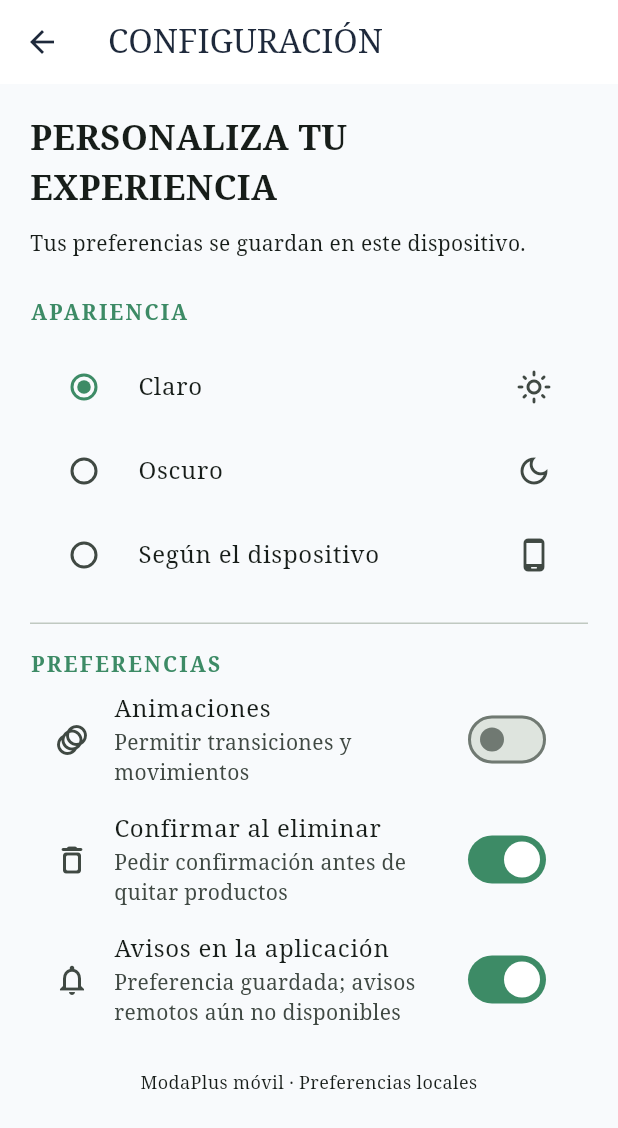
After one commit to Tomas-zuleta/ModaPlus, a Flutter app: the SettingsPage screen opened directly, after a tap on "Animaciones", on a phone screen of 412 x 824 dp. The commit adds this screen. Shown: the top 1128 px of the screen. Run offline on Flutter 3.47's test engine with Material 3 defaults, Android fonts, the phone set to English and light mode, and no system bars; our stand-ins replace flutter_animate, shared_preferences; accounts and stored records are empty.

Commit message:
Agregar configuración de apariencia con modo claro predeterminado y preferencias persistentes
- Iniciar la aplicación en modo claro.
- Incorporar selector Claro, Oscuro o Según el dispositivo desde Perfil.
- Guardar preferencias con shared_preferences entre reinicios.
- Agregar opciones de animaciones, confirmación al eliminar y avisos locales.
- Convertir el menú lateral al tema de la aplicación.
- Documentar el alcance actual del modo oscuro y sus pendientes.

El repositorio web no se modifica.

```diff
--- a/lib/main.dart
+++ b/lib/main.dart
@@ -1,31 +1,57 @@
 import 'package:flutter/material.dart';
-
 import 'pages/auth_page.dart';
+import 'services/app_preferences.dart';
 import 'utils/app_colors.dart';
 
-void main() {
+Future<void> main() async {
+  WidgetsFlutterBinding.ensureInitialized();
+  await AppPreferences.instance.load();
   runApp(const ModaPlusApp());
 }
 
 class ModaPlusApp extends StatelessWidget {
   const ModaPlusApp({super.key});
 
+  ThemeData _theme(Brightness brightness) {
+    final dark = brightness == Brightness.dark;
+    return ThemeData(
+      useMaterial3: true,
+      brightness: brightness,
+      scaffoldBackgroundColor: dark ? const Color(0xFF111827) : AppColors.background,
+      fontFamily: 'Georgia',
+      fontFamilyFallback: const ['Times New Roman', 'serif'],
+      colorScheme: ColorScheme.fromSeed(
+        seedColor: AppColors.primary,
+        brightness: brightness,
+        primary: dark ? const Color(0xFF6EE7A8) : AppColors.primary,
+      ),
+      cardColor: dark ? const Color(0xFF1E293B) : Colors.white,
+      appBarTheme: AppBarTheme(
+        backgroundColor: dark ? const Color(0xFF1E293B) : Colors.white,
+        foregroundColor: dark ? Colors.white : AppColors.textDark,
+      ),
+    );
+  }
+
   @override
   Widget build(BuildContext context) {
-    return MaterialApp(
-      title: 'Moda Plus',
-      debugShowCheckedModeBanner: false,
-      theme: ThemeData(
-        useMaterial3: true,
-        scaffoldBackgroundColor: AppColors.background,
-        fontFamily: 'Georgia',
-        fontFamilyFallback: const ['Times New Roman', 'serif'],
-        colorScheme: ColorScheme.fromSeed(
-          seedColor: AppColors.primary,
-          primary: AppColors.primary,
-        ),
+    return ListenableBuilder(
+      listenable: AppPreferences.instance,
+      builder: (context, _) => MaterialApp(
+        title: 'Moda Plus',
+        debugShowCheckedModeBanner: false,
+        themeMode: AppPreferences.instance.themeMode,
+        theme: _theme(Brightness.light),
+        darkTheme: _theme(Brightness.dark),
+        builder: (context, child) {
+          final reduceMotion = !AppPreferences.instance.animations;
+          return MediaQuery(
+            data: MediaQuery.of(context).copyWith(disableAnimations: reduceMotion),
+            child: child ?? const SizedBox.shrink(),
+          );
+        },
+        home: const AuthPage(),
       ),
-      home: const AuthPage(),
     );
   }
 }
--- /dev/null
+++ b/lib/pages/settings_page.dart
@@ -0,0 +1,68 @@
+import 'package:flutter/material.dart';
+import '../services/app_preferences.dart';
+import '../utils/app_colors.dart';
+
+class SettingsPage extends StatelessWidget {
+  const SettingsPage({super.key});
+
+  @override
+  Widget build(BuildContext context) {
+    final preferences = AppPreferences.instance;
+    return ListenableBuilder(
+      listenable: preferences,
+      builder: (context, _) => Scaffold(
+        appBar: AppBar(title: const Text('CONFIGURACIÓN')),
+        body: ListView(padding: const EdgeInsets.all(20), children: [
+          const Text('PERSONALIZA TU EXPERIENCIA',
+            style: TextStyle(fontSize: 23, fontWeight: FontWeight.w800)),
+          const SizedBox(height: 10),
+          const Text('Tus preferencias se guardan en este dispositivo.'),
+          const SizedBox(height: 26),
+          const Text('APARIENCIA', style: TextStyle(
+            color: AppColors.primary, fontWeight: FontWeight.w800, letterSpacing: 1.5)),
+          const SizedBox(height: 12),
+          ...[
+            (ThemeMode.light, 'Claro', Icons.light_mode_outlined),
+            (ThemeMode.dark, 'Oscuro', Icons.dark_mode_outlined),
+            (ThemeMode.system, 'Según el dispositivo', Icons.phone_android_rounded),
+          ].map((option) => RadioListTile<ThemeMode>(
+            title: Text(option.$2),
+            secondary: Icon(option.$3),
+            value: option.$1,
+            groupValue: preferences.themeMode,
+            onChanged: (value) {
+              if (value != null) preferences.setThemeMode(value);
+            },
+          )),
+          const Divider(height: 35),
+          const Text('PREFERENCIAS', style: TextStyle(
+            color: AppColors.primary, fontWeight: FontWeight.w800, letterSpacing: 1.5)),
+          SwitchListTile(
+            title: const Text('Animaciones'),
+            subtitle: const Text('Permitir transiciones y movimientos'),
+            secondary: const Icon(Icons.animation_rounded),
+            value: preferences.animations,
+            onChanged: preferences.setAnimations,
+          ),
+          SwitchListTile(
+            title: const Text('Confirmar al eliminar'),
+            subtitle: const Text('Pedir confirmación antes de quitar productos'),
+            secondary: const Icon(Icons.delete_outline_rounded),
+            value: preferences.confirmRemove,
+            onChanged: preferences.setConfirmRemove,
+          ),
+          SwitchListTile(
+            title: const Text('Avisos en la aplicación'),
+            subtitle: const Text('Preferencia guardada; avisos remotos aún no disponibles'),
+            secondary: const Icon(Icons.notifications_outlined),
+            value: preferences.notifications,
+            onChanged: preferences.setNotifications,
+          ),
+          const SizedBox(height: 20),
+          const Text('ModaPlus móvil · Preferencias locales',
+            textAlign: TextAlign.center, style: TextStyle(fontSize: 12)),
+        ]),
+      ),
+    );
+  }
+}
--- /dev/null
+++ b/lib/services/app_preferences.dart
@@ -0,0 +1,59 @@
+import 'package:flutter/material.dart';
+import 'package:shared_preferences/shared_preferences.dart';
+
+/// Preferencias locales de la aplicación, independientes de la sesión.
+class AppPreferences extends ChangeNotifier {
+  AppPreferences._();
+  static final instance = AppPreferences._();
+
+  ThemeMode _themeMode = ThemeMode.light;
+  bool _animations = true;
+  bool _confirmRemove = true;
+  bool _notifications = true;
+
+  ThemeMode get themeMode => _themeMode;
+  bool get animations => _animations;
+  bool get confirmRemove => _confirmRemove;
+  bool get notifications => _notifications;
+
+  Future<void> load() async {
+    final prefs = await SharedPreferences.getInstance();
+    _themeMode = switch (prefs.getString('theme_mode')) {
+      'dark' => ThemeMode.dark,
+      'system' => ThemeMode.system,
+      _ => ThemeMode.light,
+    };
+    _animations = prefs.getBool('animations') ?? true;
+    _confirmRemove = prefs.getBool('confirm_remove') ?? true;
+    _notifications = prefs.getBool('notifications') ?? true;
+    notifyListeners();
+  }
+
+  Future<void> setThemeMode(ThemeMode mode) async {
+    _themeMode = mode;
+    notifyListeners();
+    final prefs = await SharedPreferences.getInstance();
+    await prefs.setString('theme_mode', mode.name);
+  }
+
+  Future<void> setAnimations(bool value) async {
+    _animations = value;
+    notifyListeners();
+    final prefs = await SharedPreferences.getInstance();
+    await prefs.setBool('animations', value);
+  }
+
+  Future<void> setConfirmRemove(bool value) async {
+    _confirmRemove = value;
+    notifyListeners();
+    final prefs = await SharedPreferences.getInstance();
+    await prefs.setBool('confirm_remove', value);
+  }
+
+  Future<void> setNotifications(bool value) async {
+    _notifications = value;
+    notifyListeners();
+    final prefs = await SharedPreferences.getInstance();
+    await prefs.setBool('notifications', value);
+  }
+}
--- a/pubspec.yaml
+++ b/pubspec.yaml
@@ -11,6 +11,7 @@ dependencies:
     sdk: flutter
   flutter_animate: ^4.5.2
   http: ^1.3.0
+  shared_preferences: ^2.5.3
 
 dev_dependencies:
   flutter_test:
```
Also changed, not shown: lib/pages/profile_view.dart (+10 -0 lines), lib/widgets/app_drawer.dart (+10 -10 lines), 1 other file.
